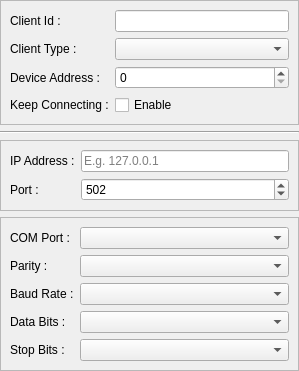
Old version of the form src/widget/quamodbusclientwidgetedit.ui in the repository juangburgos/QUaModbusClient.
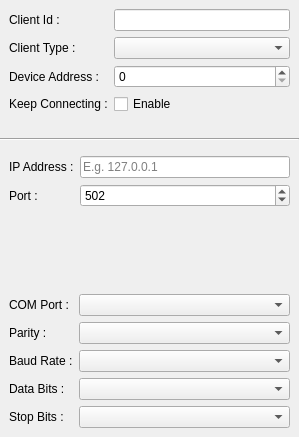
New version of the form. Custom widgets are drawn as their Qt base class.

What changed in the file:
```diff
--- a/src/widget/quamodbusclientwidgetedit.ui
+++ b/src/widget/quamodbusclientwidgetedit.ui
@@ -7,7 +7,7 @@
     <x>0</x>
     <y>0</y>
     <width>299</width>
-    <height>346</height>
+    <height>437</height>
    </rect>
   </property>
   <property name="windowTitle">
@@ -29,7 +29,7 @@
    <item>
     <widget class="QFrame" name="frameCommon">
      <property name="frameShape">
-      <enum>QFrame::StyledPanel</enum>
+      <enum>QFrame::NoFrame</enum>
      </property>
      <property name="frameShadow">
       <enum>QFrame::Raised</enum>
@@ -115,7 +115,7 @@
    <item>
     <widget class="QFrame" name="frameTcp">
      <property name="frameShape">
-      <enum>QFrame::StyledPanel</enum>
+      <enum>QFrame::NoFrame</enum>
      </property>
      <property name="frameShadow">
       <enum>QFrame::Raised</enum>
@@ -170,7 +170,7 @@
    <item>
     <widget class="QFrame" name="frameSerial">
      <property name="frameShape">
-      <enum>QFrame::StyledPanel</enum>
+      <enum>QFrame::NoFrame</enum>
      </property>
      <property name="frameShadow">
       <enum>QFrame::Raised</enum>
```
